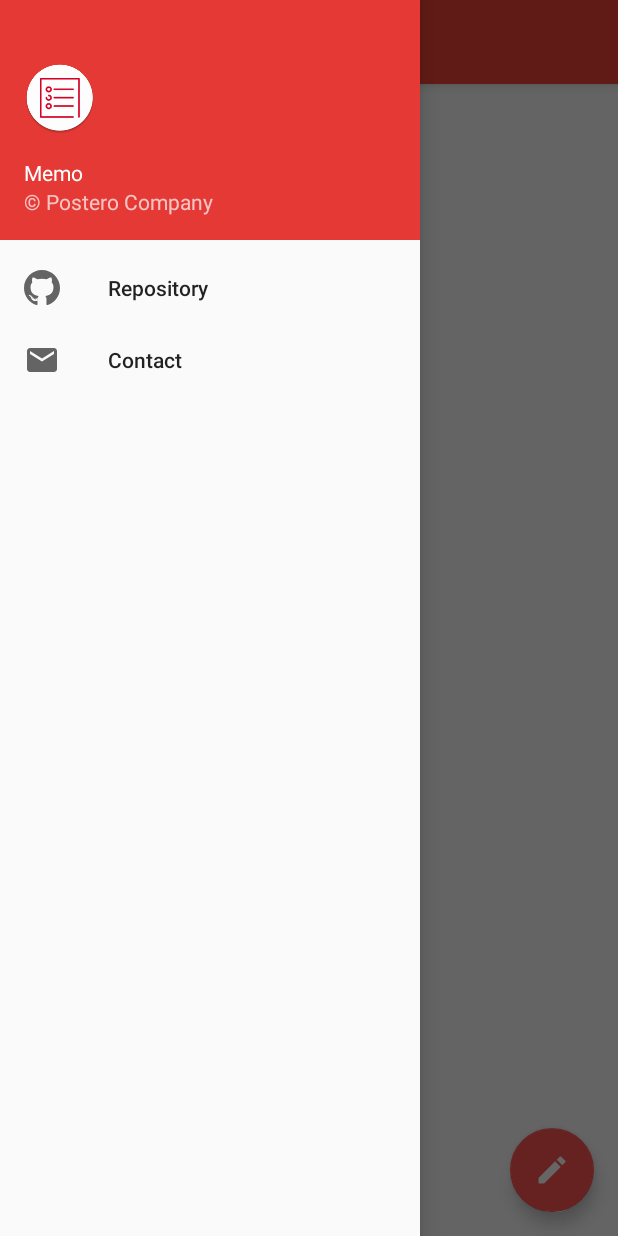
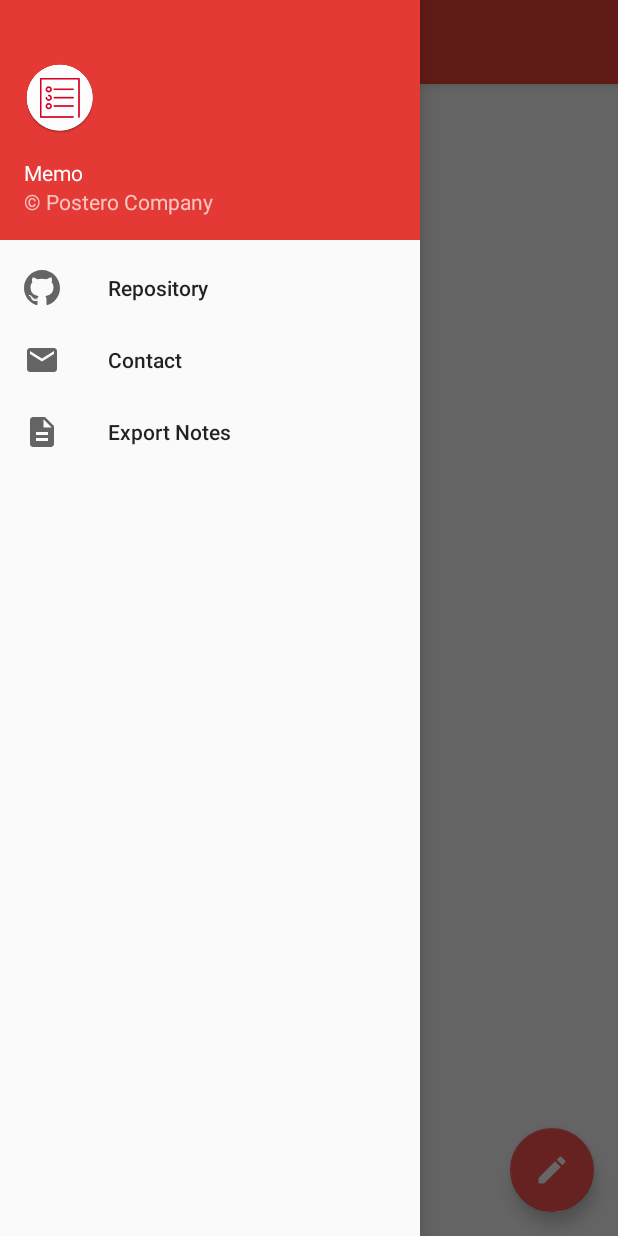
Before and after one commit to PosteroCompany/memo, an Android app: the screen it shows after launch (MainActivity), with the side drawer open, on a phone screen of 412 x 824 dp. Run offline under Robolectric (Android 15) with nearby library versions, the phone set to English and light mode, and no system bars; libraries missing offline, so code that uses them is left out: com.orm; 1 statement that could not run was skipped.

Commit message:
Implement function Export Notes

```diff
--- a/app/src/main/AndroidManifest.xml
+++ b/app/src/main/AndroidManifest.xml
@@ -1,6 +1,9 @@
 <?xml version="1.0" encoding="utf-8"?>
 <manifest xmlns:android="http://schemas.android.com/apk/res/android"
     package="br.com.posterocompany.memo">
+
+    <uses-permission android:name="android.permission.WRITE_EXTERNAL_STORAGE"/>
+    <uses-permission android:name="android.permission.READ_EXTERNAL_STORAGE" />
 
     <application
         android:name="com.orm.SugarApp"
--- /dev/null
+++ b/app/src/main/res/drawable/ic_nav_export.xml
@@ -0,0 +1,9 @@
+<vector xmlns:android="http://schemas.android.com/apk/res/android"
+    android:width="24dp"
+    android:height="24dp"
+    android:viewportHeight="24.0"
+    android:viewportWidth="24.0">
+    <path
+        android:fillColor="#FF000000"
+        android:pathData="M14 2H6c-1.1 0-1.99.9-1.99 2L4 20c0 1.1.89 2 1.99 2H18c1.1 0 2-.9 2-2V8l-6-6zm2 16H8v-2h8v2zm0-4H8v-2h8v2zm-3-5V3.5L18.5 9H13z" />
+</vector>
--- a/app/src/main/res/menu/activity_main_drawer.xml
+++ b/app/src/main/res/menu/activity_main_drawer.xml
@@ -8,4 +8,8 @@
         android:id="@+id/nav_contact"
         android:icon="@drawable/ic_nav_contact"
         android:title="@string/nav_contact" />
+    <item
+        android:id="@+id/nav_export"
+        android:icon="@drawable/ic_nav_export"
+        android:title="@string/nav_export" />
 </menu>
--- a/app/src/main/res/values/strings.xml
+++ b/app/src/main/res/values/strings.xml
@@ -14,4 +14,9 @@
     <string name="nav_contact">Contact</string>
     <string name="txtNote">Note</string>
     <string name="lblVersion">Version </string>
+    <string name="nav_export">Export Notes</string>
+
+    <string name="note_deleted">Note deleted successfully</string>
+    <string name="note_exported">Notes exported successfully</string>
+    <string name="sd_card_error">Please, verify if your sd card is correct</string>
 </resources>
```
Also changed, not shown: app/src/main/java/br/com/posterocompany/memo/activitys/MainActivity.java (+49 -2 lines), 1 other file.
